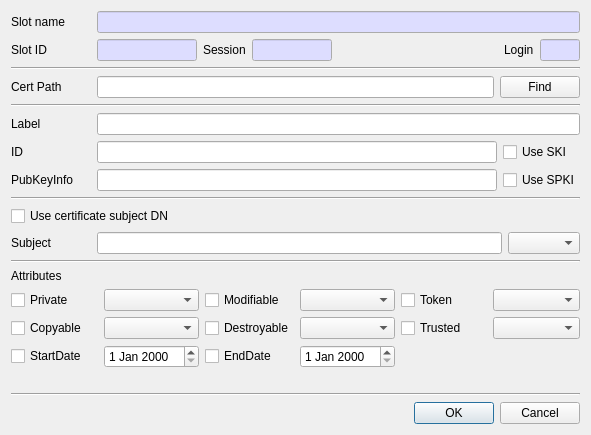
First picture: the form in CryptokiMan/import_cert_dlg.ui, repository jykim74/CryptokiMan, before the edit.
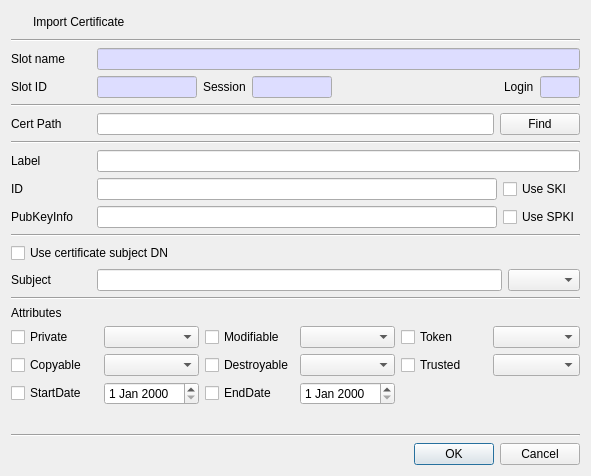
Second picture: the form after the edit. Icons and pictures are not drawn.

```diff
--- a/CryptokiMan/import_cert_dlg.ui
+++ b/CryptokiMan/import_cert_dlg.ui
@@ -7,13 +7,57 @@
     <x>0</x>
     <y>0</y>
     <width>591</width>
-    <height>435</height>
+    <height>476</height>
    </rect>
   </property>
   <property name="windowTitle">
    <string>Import certificate</string>
   </property>
   <layout class="QVBoxLayout" name="verticalLayout">
+   <item>
+    <layout class="QGridLayout" name="gridLayout_5">
+     <item row="0" column="0">
+      <widget class="QPushButton" name="pushButton">
+       <property name="minimumSize">
+        <size>
+         <width>16</width>
+         <height>0</height>
+        </size>
+       </property>
+       <property name="maximumSize">
+        <size>
+         <width>16</width>
+         <height>16777215</height>
+        </size>
+       </property>
+       <property name="text">
+        <string/>
+       </property>
+       <property name="icon">
+        <iconset resource="cryptokiman.qrc">
+         <normaloff>:/images/cert.png</normaloff>:/images/cert.png</iconset>
+       </property>
+       <property name="flat">
+        <bool>true</bool>
+       </property>
+      </widget>
+     </item>
+     <item row="0" column="1">
+      <widget class="QLabel" name="label_2">
+       <property name="text">
+        <string>Import Certificate</string>
+       </property>
+      </widget>
+     </item>
+    </layout>
+   </item>
+   <item>
+    <widget class="Line" name="line_6">
+     <property name="orientation">
+      <enum>Qt::Horizontal</enum>
+     </property>
+    </widget>
+   </item>
    <item>
     <layout class="QGridLayout" name="gridLayout_4">
      <property name="topMargin">
```
Left out of the diff: 4 changed lines with no effect on the pictures.
